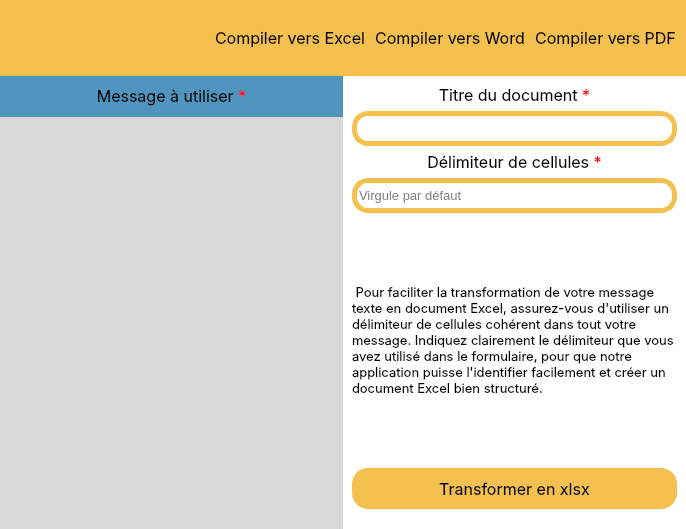
Old version of the form excel.ui in the repository Melvins45/Message-to-word.
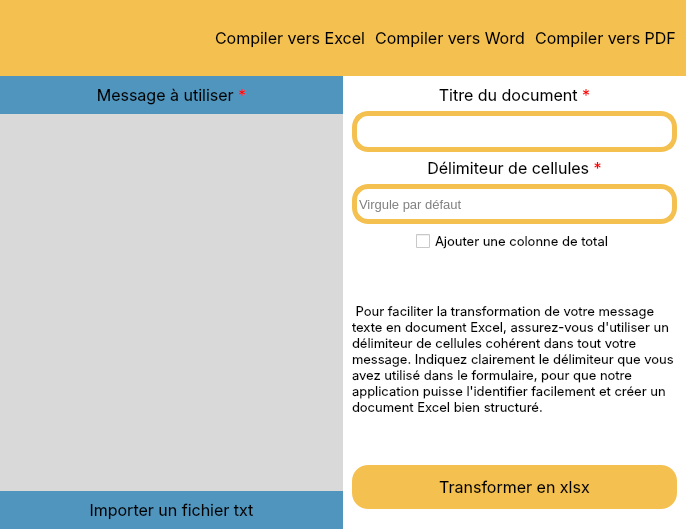
New version of the form. Icons and pictures are not drawn.

Diff of the .ui file:
```diff
--- a/excel.ui
+++ b/excel.ui
@@ -177,7 +177,7 @@
         <property name="styleSheet">
          <string notr="true">background-color: rgb(217, 217, 217);</string>
         </property>
-        <layout class="QVBoxLayout" name="verticalLayout_2" stretch="1,10">
+        <layout class="QVBoxLayout" name="verticalLayout_2" stretch="1,10,1">
          <property name="spacing">
           <number>0</number>
          </property>
@@ -231,6 +231,35 @@
            </property>
           </widget>
          </item>
+         <item>
+          <widget class="QPushButton" name="takeFileTxt">
+           <property name="sizePolicy">
+            <sizepolicy hsizetype="Ignored" vsizetype="Ignored">
+             <horstretch>0</horstretch>
+             <verstretch>0</verstretch>
+            </sizepolicy>
+           </property>
+           <property name="minimumSize">
+            <size>
+             <width>0</width>
+             <height>0</height>
+            </size>
+           </property>
+           <property name="font">
+            <font>
+             <family>Inter</family>
+             <pointsize>12</pointsize>
+            </font>
+           </property>
+           <property name="styleSheet">
+            <string notr="true">background-color: rgb(79, 149, 190);
+border: none;</string>
+           </property>
+           <property name="text">
+            <string>Importer un fichier txt</string>
+           </property>
+          </widget>
+         </item>
         </layout>
        </widget>
       </item>
@@ -240,7 +269,7 @@
          <string notr="true">background-color: rgb(255, 255, 255);
 </string>
         </property>
-        <layout class="QVBoxLayout" name="verticalLayout_4" stretch="3,3,12,2">
+        <layout class="QVBoxLayout" name="verticalLayout_4" stretch="3,3,0,9,2">
          <property name="spacing">
           <number>6</number>
          </property>
@@ -362,6 +391,52 @@
            </layout>
           </widget>
          </item>
+         <item>
+          <layout class="QHBoxLayout" name="horizontalLayout_4" stretch="0,0,0">
+           <item>
+            <spacer name="horizontalSpacer_3">
+             <property name="orientation">
+              <enum>Qt::Horizontal</enum>
+             </property>
+             <property name="sizeHint" stdset="0">
+              <size>
+               <width>40</width>
+               <height>20</height>
+              </size>
+             </property>
+            </spacer>
+           </item>
+           <item>
+            <widget class="QCheckBox" name="totalColumn">
+             <property name="font">
+              <font>
+               <family>Inter</family>
+               <pointsize>10</pointsize>
+              </font>
+             </property>
+             <property name="styleSheet">
+              <string notr="true"/>
+             </property>
+             <property name="text">
+              <string>Ajouter une colonne de total</string>
+             </property>
+            </widget>
+           </item>
+           <item>
+            <spacer name="horizontalSpacer_2">
+             <property name="orientation">
+              <enum>Qt::Horizontal</enum>
+             </property>
+             <property name="sizeHint" stdset="0">
+              <size>
+               <width>40</width>
+               <height>20</height>
+              </size>
+             </property>
+            </spacer>
+           </item>
+          </layout>
+         </item>
          <item>
           <widget class="QLabel" name="info">
            <property name="font">
```
Left out of the diff: 3 changed lines with no effect on the pictures.
